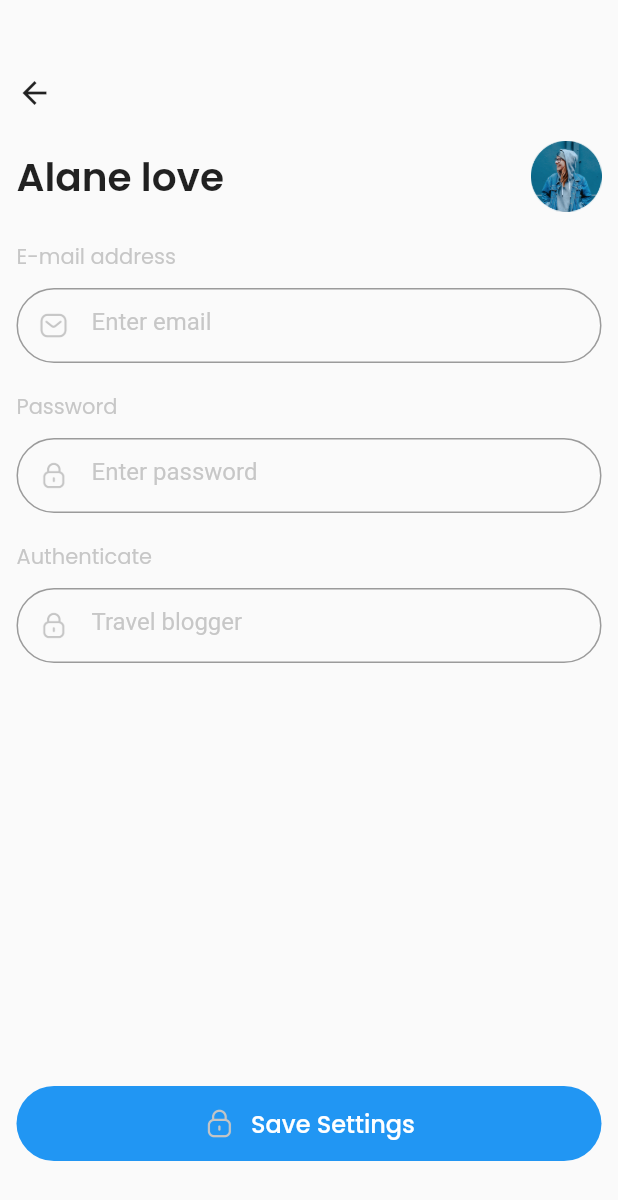
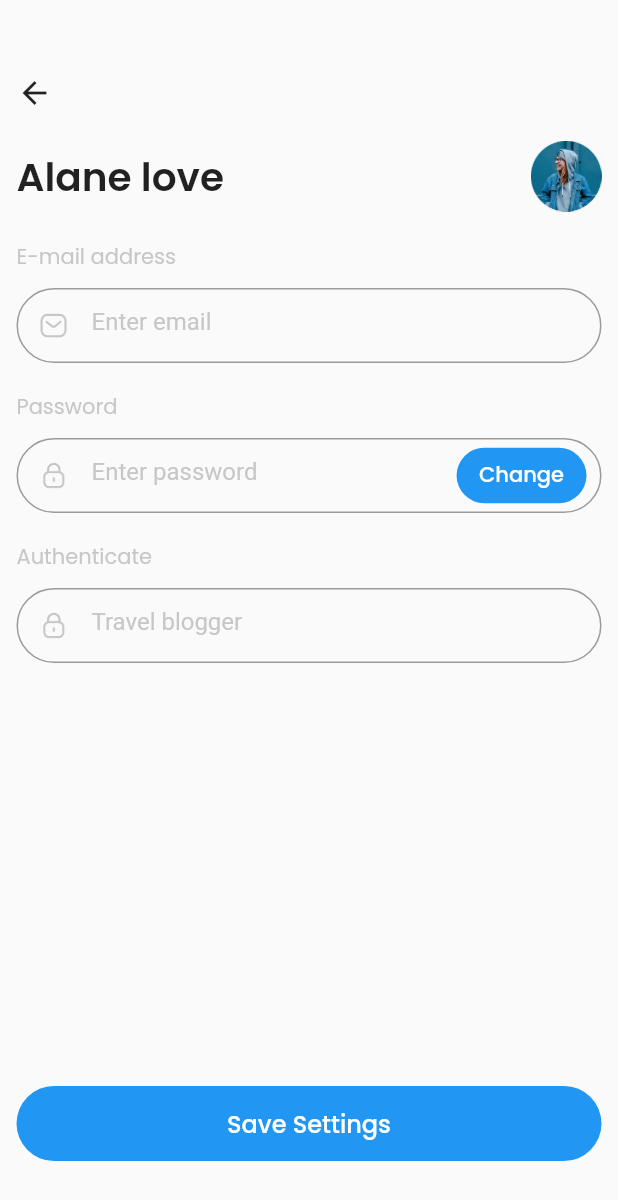
Before and after one commit to dmTung99-dev/demo_1, a Flutter app: the screen it shows after launch, on a phone screen of 412 x 824 dp. Shown: the top 1200 px of the screen. Run offline on Flutter 3.47's test engine with Material 2 defaults, Android fonts, the phone set to English and light mode, and no system bars.

Commit message:
Update button inside input widget

```diff
--- a/lib/main.dart
+++ b/lib/main.dart
@@ -1,5 +1,6 @@
 import 'package:demo_1/view/auth/setting_view.dart';
 import 'package:demo_1/view/home/home_view.dart';
+import 'package:demo_1/view/intro/intro_view.dart';
 import 'package:demo_1/view/splash/splash_view.dart';
 import 'package:flutter/material.dart';
 
@@ -17,6 +18,7 @@ class MyApp extends StatelessWidget {
       routes: {
         '/home': (context) => const HomeScreen(),
         '/setting': (context) => const SettingScreen(),
+        '/intro': (context) => const IntroScreen(),
       }
     );
   }
--- a/lib/view/auth/setting_view.dart
+++ b/lib/view/auth/setting_view.dart
@@ -1,5 +1,6 @@
 import 'package:demo_1/view/widget/button_widget.dart';
 import 'package:demo_1/view/widget/input_widget.dart';
+import 'package:demo_1/view/widget/suffix_buttton_widget.dart';
 import 'package:flutter/material.dart';
 
 class SettingScreen extends StatefulWidget {
@@ -17,6 +18,10 @@ class _SettingScreenState extends State<SettingScreen> {
   void onPressSetting () {
     // ignore: avoid_print
     print('You click right here!');
+  }
+  void onPressChangePassword () {
+    // ignore: avoid_print
+    print('You clicked change password!');
   }
 
   @override
@@ -58,6 +63,10 @@ class _SettingScreenState extends State<SettingScreen> {
                     controller: passwordController,
                     iconInput: 'assets/images/pass_word_icon.png',
                     isPassword: true,
+                    suffixButton: SuffixButton(
+                      lable: 'Change',
+                      onPress: onPressChangePassword,
+                    ),
                   ),
                   InputWidget(
                     lable: 'Authenticate',
@@ -72,7 +81,10 @@ class _SettingScreenState extends State<SettingScreen> {
               bottom: 0,
               left: 0,
               right: 0,
-              child: ButtonWidget(lable: 'Save Settings', onPress: onPressSetting, icon: 'assets/images/pass_word_icon.png')
+              child: ButtonWidget(
+                lable: 'Save Settings',
+                onPress: onPressSetting,
+                ),
               )
           ],
         ),
--- a/lib/view/widget/input_widget.dart
+++ b/lib/view/widget/input_widget.dart
@@ -7,6 +7,7 @@ class InputWidget extends StatefulWidget {
   final TextInputType keyboardType;
   final bool isPassword;
   final String iconInput;
+  final Widget? suffixButton;
 
   const InputWidget({
     Key? key,
@@ -15,6 +16,7 @@ class InputWidget extends StatefulWidget {
     required this.controller,
     this.keyboardType = TextInputType.text,
     this.isPassword = false,
+    this.suffixButton,
     required this.iconInput,
   }) : super(key: key);
 
@@ -45,6 +47,10 @@ class _InputWidgetState extends State<InputWidget> {
                   scale: 0.4,
                   child: Image.asset(widget.iconInput),
                 ),
+                suffixIcon:   widget.suffixButton != null ? Container(
+                  constraints: BoxConstraints(maxWidth: 150),
+                  child: widget.suffixButton,
+                ) : null,
                 border: OutlineInputBorder(
                   borderSide:const BorderSide(width: 0.5, color: Color(0xAAE9E9E9)),
                   borderRadius: BorderRadius.circular(36)
--- /dev/null
+++ b/lib/view/widget/suffix_buttton_widget.dart
@@ -0,0 +1,46 @@
+import 'package:flutter/material.dart';
+class SuffixButton extends StatefulWidget {
+  final String lable;
+  final VoidCallback onPress;
+
+  const SuffixButton({
+    Key? key,
+    required this.lable,
+    required this.onPress,
+  }) : super(key: key);
+
+  @override
+  // ignore: library_private_types_in_public_api
+  _SuffixButtonState createState() => _SuffixButtonState();
+}
+
+class _SuffixButtonState extends State<SuffixButton> {
+  void onPressChangePassword () {
+    // ignore: avoid_print
+    print('You clicked change password!');
+  }
+
+  @override
+  Widget build(BuildContext context) {
+    return GestureDetector(
+      onTap: onPressChangePassword,
+      child: Align(
+        alignment: Alignment.centerRight,
+        child: Container(
+          margin: EdgeInsets.only(top: 5, bottom: 5, right: 10),
+          constraints: BoxConstraints(maxWidth: 140),
+          decoration: BoxDecoration(
+            color: Colors.blue,
+            borderRadius: BorderRadius.circular(36)
+          ),
+          child: Padding(
+            padding: const EdgeInsets.fromLTRB(15, 8, 15, 8),
+            child: Text(
+              widget.lable,
+              style: TextStyle( color: Colors.white, fontSize: 14, fontFamily: 'PoppinsMedium',),),
+          ),
+        ),
+      ),
+    );
+  }
+}
```
Also changed, not shown: lib/models/intro_model.dart (added, +29 -0 lines), lib/view/intro/intro_view.dart (added, +72 -0 lines), lib/view/widget/button_circle_widget.dart (added, +42 -0 lines), assets/images/arrow_next_icon.png (added).
